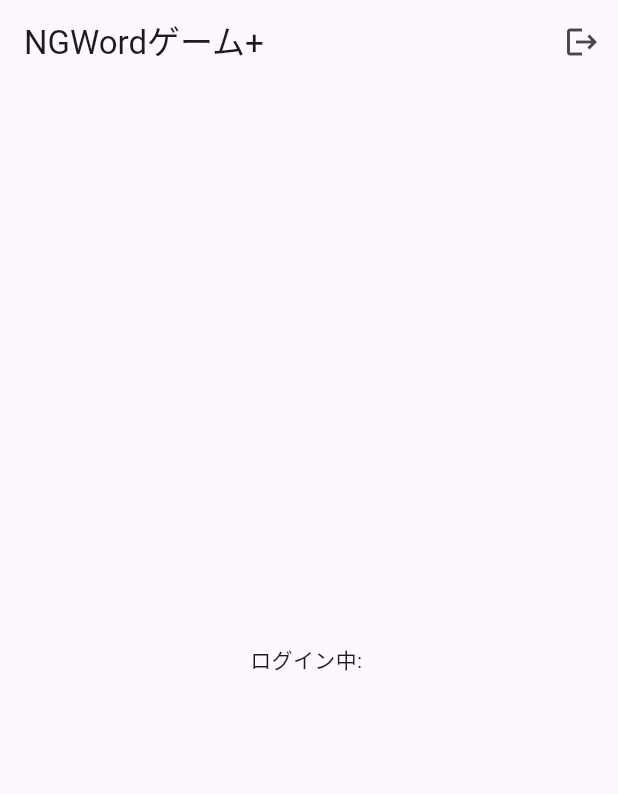
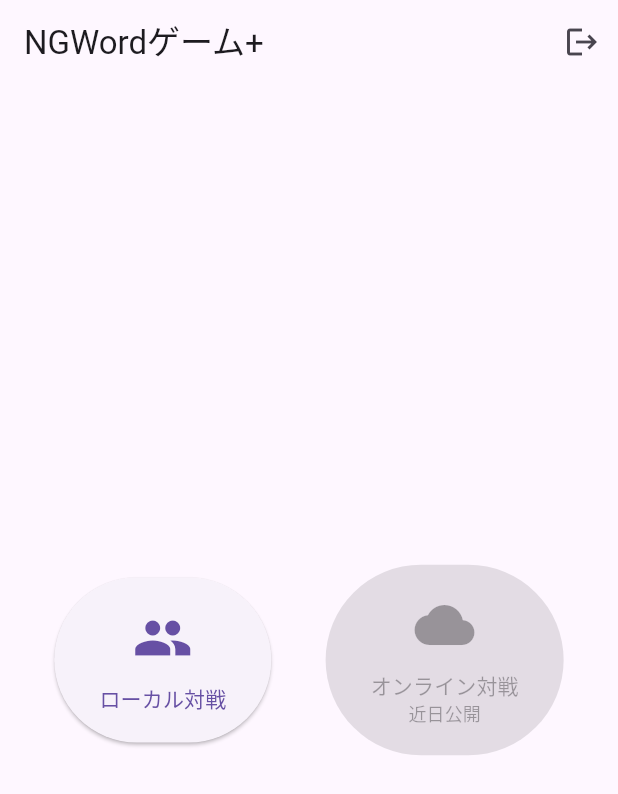
Before and after one commit to araki777/ng_word_game_plus, a Flutter app: the screen it shows once a user with an empty profile is signed in, on a phone screen of 412 x 824 dp. Shown: the top 794 px of the screen. Run offline on Flutter 3.47's test engine with Material 3 defaults, Android fonts, the phone set to English and light mode, and no system bars; our stand-ins replace firebase_auth, firebase_core, google_sign_in; accounts and stored records are empty.

Commit message:
ローカル対戦モードの実装

```diff
--- a/lib/page/HomePage.dart
+++ b/lib/page/HomePage.dart
@@ -1,6 +1,8 @@
 import 'package:flutter/material.dart';
 import 'package:firebase_auth/firebase_auth.dart';
 import 'package:ng_word_game_plus/page/LoginPage.dart';
+
+import 'LocalGamePage.dart';
 
 class HomePage extends StatefulWidget {
   @override
@@ -27,8 +29,46 @@ class _HomePageState extends State<HomePage> {
           ),
         ],
       ),
-      body: Center(
-        child: Text('ログイン中: ${user?.email ?? user?.uid ?? '匿名ユーザー'}'),
+      body: Column(
+        mainAxisAlignment: MainAxisAlignment.center,
+        children: [
+          Row(
+            mainAxisAlignment: MainAxisAlignment.spaceEvenly,
+            children: [
+              ElevatedButton(
+                onPressed: () {
+                  Navigator.of(context).push(
+                    MaterialPageRoute(builder: (context) => LocalGamePage()),
+                  );
+                },
+                style: ElevatedButton.styleFrom(
+                  padding: EdgeInsets.symmetric(horizontal: 30, vertical: 20),
+                ),
+                child: Column(
+                  children: [
+                    Icon(Icons.people, size: 40),
+                    SizedBox(height: 10),
+                    Text('ローカル対戦'),
+                  ],
+                ),
+              ),
+              ElevatedButton(
+                onPressed: null, // 無効化
+                style: ElevatedButton.styleFrom(
+                  padding: EdgeInsets.symmetric(horizontal: 30, vertical: 20),
+                ),
+                child: Column(
+                  children: [
+                    Icon(Icons.cloud, size: 40),
+                    SizedBox(height: 10),
+                    Text('オンライン対戦'),
+                    Text('近日公開', style: TextStyle(fontSize: 12)),
+                  ],
+                ),
+              ),
+            ],
+          ),
+        ],
       ),
     );
   }
--- /dev/null
+++ b/lib/utils/game_utils.dart
@@ -0,0 +1,26 @@
+import 'dart:math';
+
+class GameUtils {
+  static final List<String> _words = [
+    'リンゴ',
+    'バナナ',
+    'みかん',
+    'ぶどう',
+    'メロン',
+    'イチゴ',
+    'もも',
+    'なし',
+    'すいか',
+    'パイナップル',
+    'キウイ',
+    'レモン',
+    'オレンジ',
+    'グレープフルーツ',
+    'さくらんぼ',
+  ];
+
+  static String getRandomWord() {
+    final random = Random();
+    return _words[random.nextInt(_words.length)];
+  }
+}
```
Also changed, not shown: lib/page/CountDownPage.dart (added, +54 -0 lines), lib/page/GamePlayPage.dart (added, +16 -0 lines), lib/page/LocalGamePage.dart (added, +54 -0 lines).
